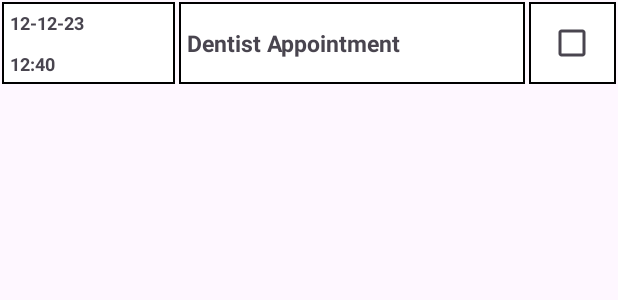
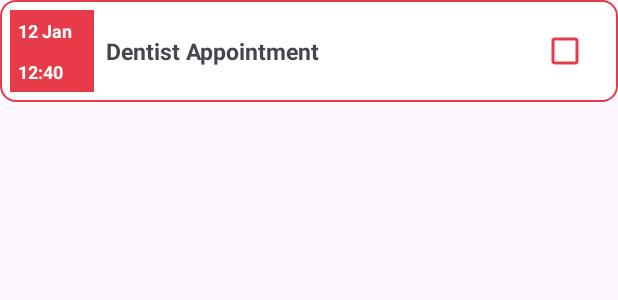
Before and after one commit to bisma-im/CODSOFT, an Android app: the layout custom_list_cell.xml on its own in the app's theme, with its tools: preview values and no code run, on a phone screen of 412 x 824 dp. Shown: the top 300 px of the screen. Run offline under Robolectric (Android 15) with nearby library versions, the phone set to English and light mode, and no system bars.

Commit message:
Enhanced UI

```diff
--- a/app/src/main/AndroidManifest.xml
+++ b/app/src/main/AndroidManifest.xml
@@ -12,6 +12,9 @@
         android:supportsRtl="true"
         android:theme="@style/Theme.CODSOFT"
         tools:targetApi="31">
+        <activity
+            android:name=".TaskView"
+            android:exported="false" />
         <activity
             android:name=".NewTask"
             android:exported="false" />
--- a/app/src/main/java/com/example/codsoft/TaskAdapter.java
+++ b/app/src/main/java/com/example/codsoft/TaskAdapter.java
@@ -24,7 +24,6 @@ public class TaskAdapter extends ArrayAdapter<Task> {
         TextView tvTime = convertView.findViewById(R.id.cellTime);
         CheckBox checkBox = convertView.findViewById(R.id.checkBox);
 
-        // Populate the data into the template view using the data object
         tvTitle.setText(task.getTitle());
         tvDate.setText(task.getDate());
         tvTime.setText(task.getTime());
--- a/app/src/main/res/drawable/borders_linear_layout.xml
+++ b/app/src/main/res/drawable/borders_linear_layout.xml
@@ -1,5 +1,6 @@
 <?xml version="1.0" encoding="utf-8"?>
 <shape xmlns:android="http://schemas.android.com/apk/res/android">
     <solid android:color="#FFFFFF"/> <!-- Background color -->
-    <stroke android:width="1dp" android:color="#000000"/> <!-- Border color and width -->
+    <stroke android:width="1dp" android:color="@color/checkmark_color"/>
+    <corners android:radius="10dp"/>
 </shape>
--- a/app/src/main/res/layout/activity_home_page.xml
+++ b/app/src/main/res/layout/activity_home_page.xml
@@ -20,13 +20,17 @@
         android:id="@+id/pendingTasks"
         android:layout_width="match_parent"
         android:layout_height="wrap_content"
-        android:layout_margin="4dp"
+        android:layout_marginBottom="10dp"
+        android:layout_marginLeft="4dp"
+        android:layout_marginRight="4dp"
         android:text="0 pending tasks" />
 
     <ListView
         android:id="@+id/listView"
         android:layout_width="match_parent"
         android:layout_height="wrap_content"
+        android:layout_margin="4dp"
+        android:divider="#00000000"
         android:layout_weight="1"/>
 
     <Button
--- a/app/src/main/res/layout/custom_list_cell.xml
+++ b/app/src/main/res/layout/custom_list_cell.xml
@@ -8,15 +8,17 @@
         android:layout_width="match_parent"
         android:layout_height="wrap_content"
         android:orientation="horizontal"
+        android:padding="5dp"
+        android:background="@drawable/borders_linear_layout"
         android:weightSum="7">
 
         <LinearLayout
             android:layout_width="0dp"
             android:layout_height="wrap_content"
             android:layout_margin="1.5dp"
-            android:layout_weight="2"
+            android:layout_weight="1"
             android:gravity="center"
-            android:background="@drawable/borders_linear_layout"
+            android:background="@color/checkmark_color"
             android:orientation="vertical">
 
             <TextView
@@ -24,8 +26,9 @@
                 android:layout_width="match_parent"
                 android:layout_height="wrap_content"
                 android:padding="5dp"
-                android:text="12-12-23"
+                android:text="12 Jan"
                 android:textStyle="bold"
+                android:textColor="@color/white"
                 android:textSize="12sp" />
 
             <TextView
@@ -35,19 +38,21 @@
                 android:padding="5dp"
                 android:text="12:40"
                 android:textStyle="bold"
+                android:textColor="@color/white"
                 android:textSize="12sp" />
         </LinearLayout>
+
 
         <TextView
             android:id="@+id/cellTitle"
             android:layout_width="0dp"
             android:layout_height="match_parent"
             android:layout_margin="1.5dp"
-            android:layout_weight="4"
+            android:layout_weight="5"
             android:gravity="center_vertical"
             android:padding="5dp"
             android:textStyle="bold"
-            android:background="@drawable/borders_linear_layout"
+
             android:text="Dentist Appointment"
             android:textSize="15sp" />
 
@@ -57,7 +62,7 @@
             android:layout_height="match_parent"
             android:layout_margin="1.5dp"
             android:layout_weight="1"
-            android:background="@drawable/borders_linear_layout"
+            android:buttonTint="@color/checkmark_color"
             android:padding="5dp" />
 
     </LinearLayout>
```
Also changed, not shown: app/src/main/java/com/example/codsoft/HomePage.java (+14 -3 lines), app/src/main/java/com/example/codsoft/NewTask.java (+10 -1 lines), app/src/main/java/com/example/codsoft/TaskView.java (added, +14 -0 lines), app/src/main/res/layout/activity_task_view.xml (added, +16 -0 lines), app/src/main/res/drawable/delete_button.png (added).
